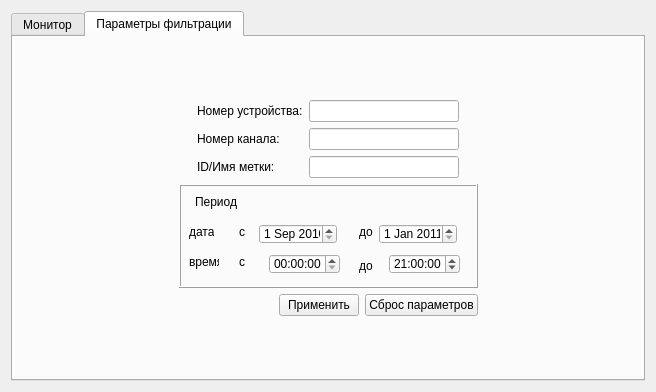
Old version of the form audit/audit/ui/monitor_window.ui in the repository BACuTPOH/r245.
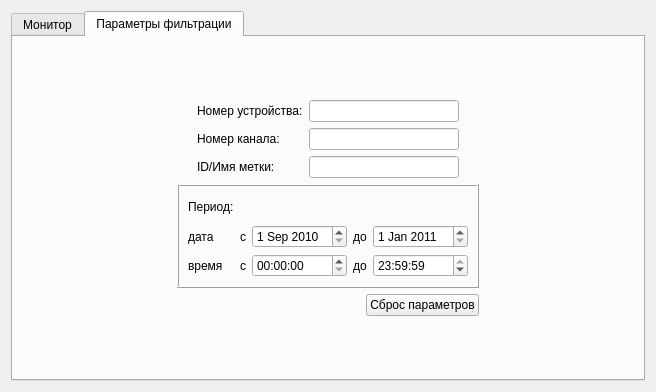
New version of the form. The open tabs and pages were chosen to show the change.

Diff of the .ui file:
```diff
--- a/audit/audit/ui/monitor_window.ui
+++ b/audit/audit/ui/monitor_window.ui
@@ -200,28 +200,51 @@
              <property name="frameShadow">
               <enum>QFrame::Raised</enum>
              </property>
-             <widget class="QLabel" name="label_6">
-              <property name="geometry">
-               <rect>
-                <x>180</x>
-                <y>74</y>
-                <width>16</width>
-                <height>16</height>
-               </rect>
-              </property>
+             <layout class="QGridLayout" name="gridLayout_2">
+              <item row="0" column="0">
+               <widget class="QLabel" name="label_4">
+                <property name="text">
+                 <string>Период:</string>
+                </property>
+               </widget>
+              </item>
+              <item row="1" column="0">
+               <widget class="QLabel" name="label_7">
+                <property name="text">
+                 <string>дата</string>
+                </property>
+               </widget>
+              </item>
+              <item row="1" column="1">
+               <widget class="QLabel" name="label_5">
+                <property name="text">
+                 <string>с</string>
+                </property>
+               </widget>
+              </item>
+              <item row="1" column="2">
+               <widget class="QDateEdit" name="sinceDateSpn">
+                <property name="dateTime">
+                 <datetime>
+                  <hour>0</hour>
+                  <minute>0</minute>
+                  <second>0</second>
+                  <year>2010</year>
+                  <month>9</month>
+                  <day>1</day>
+                 </datetime>
+                </property>
+               </widget>
+              </item>
+              <item row="1" column="3">
+               <widget class="QLabel" name="label_10">
               <property name="text">
                <string>до</string>
               </property>
              </widget>
+              </item>
+              <item row="1" column="4">
              <widget class="QDateEdit" name="toDateSpn">
-              <property name="geometry">
-               <rect>
-                <x>200</x>
-                <y>40</y>
-                <width>78</width>
-                <height>20</height>
-               </rect>
-              </property>
               <property name="dateTime">
                <datetime>
                 <hour>0</hour>
@@ -233,137 +256,63 @@
                </datetime>
               </property>
              </widget>
+              </item>
+              <item row="2" column="0">
              <widget class="QLabel" name="label_8">
-              <property name="geometry">
-               <rect>
-                <x>10</x>
-                <y>70</y>
-                <width>30</width>
-                <height>16</height>
-               </rect>
-              </property>
               <property name="text">
                <string>время</string>
               </property>
              </widget>
-             <widget class="QLabel" name="label_4">
-              <property name="geometry">
-               <rect>
-                <x>16</x>
-                <y>10</y>
-                <width>42</width>
-                <height>16</height>
-               </rect>
-              </property>
+              </item>
+              <item row="2" column="1">
+               <widget class="QLabel" name="label_9">
+                <property name="text">
+                 <string>с</string>
+                </property>
+               </widget>
+              </item>
+              <item row="2" column="3">
+               <widget class="QLabel" name="label_6">
               <property name="text">
-               <string>Период:</string>
-              </property>
-             </widget>
+                 <string>до</string>
+                </property>
+               </widget>
+              </item>
+              <item row="2" column="4">
              <widget class="QTimeEdit" name="toTimeSpn">
-              <property name="geometry">
-               <rect>
-                <x>210</x>
-                <y>70</y>
-                <width>71</width>
-                <height>20</height>
-               </rect>
-              </property>
               <property name="dateTime">
                <datetime>
-                <hour>21</hour>
-                <minute>0</minute>
-                <second>0</second>
+                  <hour>23</hour>
+                  <minute>59</minute>
+                  <second>59</second>
                 <year>2000</year>
                 <month>1</month>
                 <day>1</day>
                </datetime>
               </property>
-             </widget>
-             <widget class="QDateEdit" name="sinceDateSpn">
-              <property name="geometry">
-               <rect>
-                <x>80</x>
-                <y>40</y>
-                <width>78</width>
-                <height>20</height>
-               </rect>
-              </property>
-              <property name="dateTime">
-               <datetime>
-                <hour>0</hour>
-                <minute>0</minute>
-                <second>0</second>
-                <year>2010</year>
-                <month>9</month>
-                <day>1</day>
-               </datetime>
-              </property>
-             </widget>
+                <property name="time">
+                 <time>
+                  <hour>23</hour>
+                  <minute>59</minute>
+                  <second>59</second>
+                 </time>
+                </property>
+               </widget>
+              </item>
+              <item row="2" column="2">
              <widget class="QTimeEdit" name="sinceTimeSpn">
-              <property name="geometry">
-               <rect>
-                <x>90</x>
-                <y>70</y>
-                <width>71</width>
-                <height>20</height>
-               </rect>
+                <property name="focusPolicy">
+                 <enum>Qt::WheelFocus</enum>
+                </property>
+                <property name="inputMethodHints">
+                 <set>Qt::ImhPreferNumbers</set>
               </property>
               <property name="calendarPopup">
                <bool>false</bool>
               </property>
              </widget>
-             <widget class="QLabel" name="label_7">
-              <property name="geometry">
-               <rect>
-                <x>10</x>
-                <y>40</y>
-                <width>25</width>
-                <height>16</height>
-               </rect>
-              </property>
-              <property name="text">
-               <string>дата</string>
-              </property>
-             </widget>
-             <widget class="QLabel" name="label_5">
-              <property name="geometry">
-               <rect>
-                <x>60</x>
-                <y>40</y>
-                <width>16</width>
-                <height>16</height>
-               </rect>
-              </property>
-              <property name="text">
-               <string>с</string>
-              </property>
-             </widget>
-             <widget class="QLabel" name="label_9">
-              <property name="geometry">
-               <rect>
-                <x>60</x>
-                <y>70</y>
-                <width>16</width>
-                <height>16</height>
-               </rect>
-              </property>
-              <property name="text">
-               <string>с</string>
-              </property>
-             </widget>
-             <widget class="QLabel" name="label_10">
-              <property name="geometry">
-               <rect>
-                <x>180</x>
-                <y>40</y>
-                <width>16</width>
-                <height>16</height>
-               </rect>
-              </property>
-              <property name="text">
-               <string>до</string>
-              </property>
-             </widget>
+              </item>
+             </layout>
             </widget>
            </item>
            <item>
@@ -384,13 +333,6 @@
              <item>
               <layout class="QHBoxLayout" name="horizontalLayout_5"/>
              </item>
-             <item>
-              <widget class="QPushButton" name="applyFilterBtn">
-               <property name="text">
-                <string>Применить</string>
-               </property>
-              </widget>
-             </item>
              <item>
               <widget class="QPushButton" name="resetFilterBtn">
                <property name="text">
```
Left out of the diff: 10 changed lines with no effect on the pictures. Lines whose indentation alone changed are shown as unchanged.
